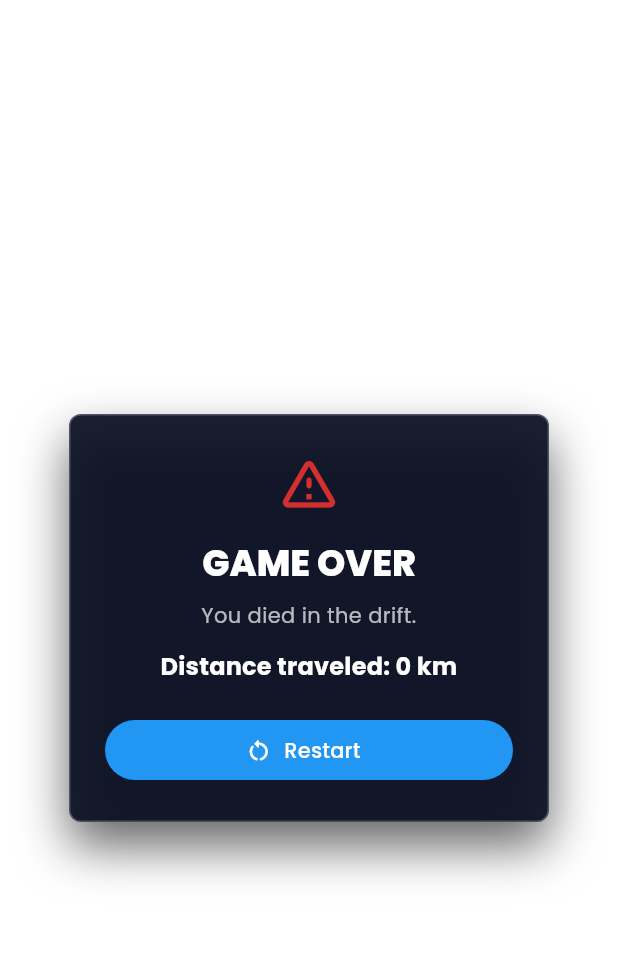
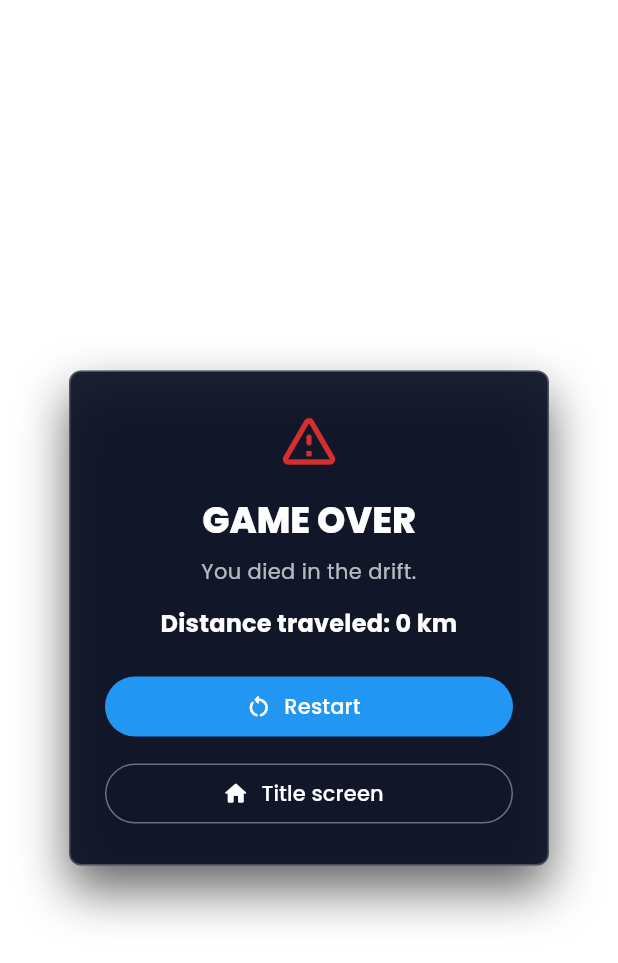
Before and after one commit to andrelucassvt/arcade-one-flame, a Flutter app: the GameOverPopup widget shown alone on an empty page, opened directly with empty values, on a phone screen of 412 x 824 dp. Shown: the top 963 px of the screen. Run offline on Flutter 3.47's test engine with Material 3 defaults, Android fonts, the phone set to English and light mode, and no system bars; our stand-ins replace audioplayers, bloc, equatable, flutter_bloc, google_fonts, google_mobile_ads and 1 more; missing offline and left inert: flame; accounts and stored records are empty; generated files the repository leaves out were written again; network calls fail.

```diff
--- a/lib/game/widgets/game_over_popup.dart
+++ b/lib/game/widgets/game_over_popup.dart
@@ -5,11 +5,13 @@ class GameOverPopup extends StatelessWidget {
   const GameOverPopup({
     required this.distanceKm,
     required this.onRestart,
+    required this.onReturnToTitle,
     super.key,
   });
 
   final int distanceKm;
   final VoidCallback onRestart;
+  final VoidCallback onReturnToTitle;
 
   @override
   Widget build(BuildContext context) {
@@ -79,6 +81,19 @@ class GameOverPopup extends StatelessWidget {
                       label: Text(l10n.restartButtonLabel),
                     ),
                   ),
+                  const SizedBox(height: 10),
+                  SizedBox(
+                    width: double.infinity,
+                    child: OutlinedButton.icon(
+                      onPressed: onReturnToTitle,
+                      icon: const Icon(Icons.home_rounded),
+                      label: Text(l10n.returnToTitleButtonLabel),
+                      style: OutlinedButton.styleFrom(
+                        foregroundColor: Colors.white,
+                        side: const BorderSide(color: Colors.white38),
+                      ),
+                    ),
+                  ),
                 ],
               ),
             ),
--- a/lib/l10n/arb/app_en.arb
+++ b/lib/l10n/arb/app_en.arb
@@ -150,5 +150,9 @@
   "restartButtonLabel": "Restart",
   "@restartButtonLabel": {
     "description": "Button label for restarting the game from the game over popup"
+  },
+  "returnToTitleButtonLabel": "Title screen",
+  "@returnToTitleButtonLabel": {
+    "description": "Button label for returning to the title screen from the game over popup"
   }
 }
--- a/lib/l10n/arb/app_pt.arb
+++ b/lib/l10n/arb/app_pt.arb
@@ -150,5 +150,9 @@
   "restartButtonLabel": "Reiniciar",
   "@restartButtonLabel": {
     "description": "Button label for restarting the game from the game over popup"
+  },
+  "returnToTitleButtonLabel": "Tela inicial",
+  "@returnToTitleButtonLabel": {
+    "description": "Button label for returning to the title screen from the game over popup"
   }
 }
```
Also changed, not shown: lib/game/view/game_page.dart (+8 -0 lines), 3 other files.
